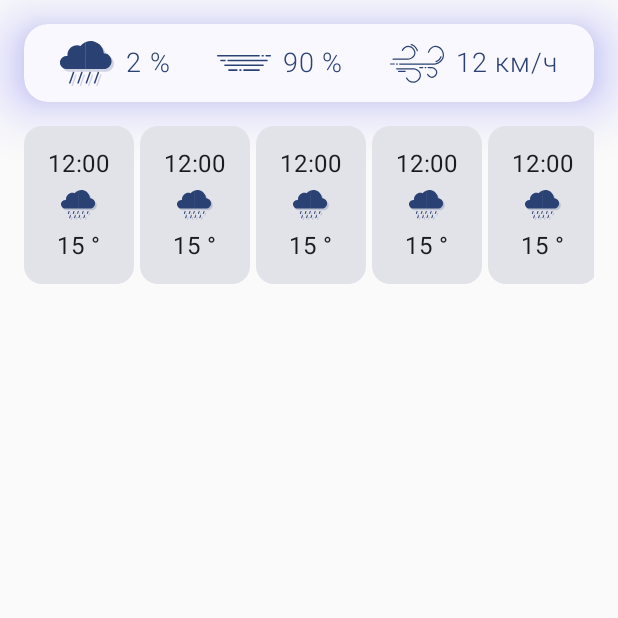
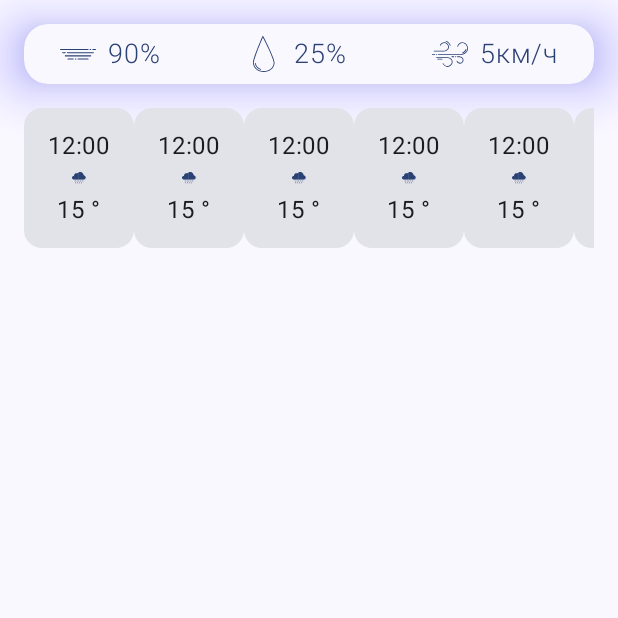
Before and after one commit to sanchel0o/MyWeather, an Android app built with Jetpack Compose: the screen it shows after launch (MainActivity), on a phone screen of 412 x 824 dp, the top half of it. Run offline under Robolectric (Android 15) with nearby library versions, the phone set to English and light mode, and no system bars.

Commit message:
Edge-to-edge configured Hourly weather card layout simplified

```diff
--- a/app/src/main/java/com/alex/myweather/MainActivity.kt
+++ b/app/src/main/java/com/alex/myweather/MainActivity.kt
@@ -3,17 +3,26 @@ package com.alex.myweather
 import android.os.Bundle
 import androidx.activity.ComponentActivity
 import androidx.activity.compose.setContent
+import androidx.compose.foundation.layout.fillMaxSize
+import androidx.compose.material3.MaterialTheme
+import androidx.compose.material3.Surface
+import androidx.compose.ui.Modifier
+import androidx.core.view.WindowCompat
 import com.alex.myweather.ui.main_screen.screen.MainScreen
 import com.alex.myweather.ui.theme.MyWeatherTheme
 
 class MainActivity : ComponentActivity() {
     override fun onCreate(savedInstanceState: Bundle?) {
         super.onCreate(savedInstanceState)
+        WindowCompat.setDecorFitsSystemWindows(window, false)
         setContent {
             MyWeatherTheme {
-                // A surface container using the 'background' color from the theme
-                MainScreen()
-
+                Surface(
+                    modifier = Modifier.fillMaxSize(),
+                    color = MaterialTheme.colorScheme.background
+                ) {
+                    MainScreen()
+                }
             }
         }
     }
--- a/app/src/main/java/com/alex/myweather/ui/main_screen/screen/MainScreen.kt
+++ b/app/src/main/java/com/alex/myweather/ui/main_screen/screen/MainScreen.kt
@@ -1,5 +1,6 @@
 package com.alex.myweather.ui.main_screen.screen
 
+import androidx.compose.foundation.background
 import androidx.compose.foundation.layout.Arrangement
 import androidx.compose.foundation.layout.Box
 import androidx.compose.foundation.layout.Column
@@ -8,6 +9,8 @@ import androidx.compose.foundation.layout.fillMaxWidth
 import androidx.compose.foundation.layout.padding
 import androidx.compose.foundation.layout.systemBarsPadding
 import androidx.compose.foundation.lazy.LazyRow
+import androidx.compose.material3.MaterialTheme
+import androidx.compose.material3.Scaffold
 import androidx.compose.runtime.Composable
 import androidx.compose.ui.Modifier
 import androidx.compose.ui.tooling.preview.Preview
@@ -24,12 +27,17 @@ fun MainScreen() {
             .systemBarsPadding()
     ) {
         Column {
-            WeatherInfoCard()
+            WeatherInfoCard(
+                pressure = 90,
+                humidity = 25,
+                windSpeed = 5
+            )
 
             LazyRow(
                 modifier = Modifier
                     .padding(start = MEDIUM_PADDING.dp, end = MEDIUM_PADDING.dp)
                     .fillMaxWidth(),
+                //contentPadding = paddingValues,
                 horizontalArrangement = Arrangement.SpaceEvenly
             ) {
                 items(24) {
--- a/app/src/main/java/com/alex/myweather/ui/main_screen/screen/components/Constants.kt
+++ b/app/src/main/java/com/alex/myweather/ui/main_screen/screen/components/Constants.kt
@@ -1,6 +1,4 @@
 package com.alex.myweather.ui.main_screen.screen.components
-
-import androidx.compose.ui.unit.dp
 
 const val LARGE_PADDING = 24
 const val MEDIUM_PADDING = 16
@@ -10,4 +8,5 @@ const val LARGE_CORNER_RADIUS = 24
 const val MEDIUM_CORNER_RADIUS = 16
 const val SMALL_CORNER_RADIUS = 8
 
-const val WEATHER_INFO_ICON_SIZE = 36
+const val WEATHER_INFO_LARGE_ICON_SIZE = 24
+const val WEATHER_INFO_SMALL_ICON_SIZE = 16
--- a/app/src/main/java/com/alex/myweather/ui/main_screen/screen/components/HourlyWeatherCard.kt
+++ b/app/src/main/java/com/alex/myweather/ui/main_screen/screen/components/HourlyWeatherCard.kt
@@ -1,9 +1,6 @@
 package com.alex.myweather.ui.main_screen.screen.components
 
-import androidx.compose.foundation.layout.Arrangement
 import androidx.compose.foundation.layout.Column
-import androidx.compose.foundation.layout.Spacer
-import androidx.compose.foundation.layout.height
 import androidx.compose.foundation.layout.padding
 import androidx.compose.foundation.layout.size
 import androidx.compose.material3.Card
@@ -22,7 +19,7 @@ import com.alex.myweather.R
 fun HourlyWeatherCard() {
 
     Card(
-        modifier = Modifier.padding(end = 4.dp),
+        modifier = Modifier,
     ) {
         Column(
             modifier = Modifier.padding(MEDIUM_PADDING.dp),
@@ -31,7 +28,7 @@ fun HourlyWeatherCard() {
             Text(text = "12:00") //time
             Icon(
                 modifier = Modifier
-                    .size(WEATHER_INFO_ICON_SIZE.dp)
+                    .size(WEATHER_INFO_LARGE_ICON_SIZE.dp)
                     .padding(top = SMALL_PADDING.dp, bottom = SMALL_PADDING.dp),
                 painter = painterResource(id = R.drawable.ic_rainshower),
                 contentDescription = null,
--- a/app/src/main/java/com/alex/myweather/ui/main_screen/screen/components/WeatherInfoCard.kt
+++ b/app/src/main/java/com/alex/myweather/ui/main_screen/screen/components/WeatherInfoCard.kt
@@ -16,22 +16,18 @@ import androidx.compose.ui.Alignment
 import androidx.compose.ui.Modifier
 import androidx.compose.ui.draw.shadow
 import androidx.compose.ui.graphics.Color
+import androidx.compose.ui.graphics.painter.Painter
 import androidx.compose.ui.res.painterResource
 import androidx.compose.ui.res.stringResource
-import androidx.compose.ui.text.TextStyle
 import androidx.compose.ui.unit.dp
 import com.alex.myweather.R
 
 @Composable
-fun WeatherInfoCard() {
-
-    val rowVerticalAlignment: Alignment.Vertical = Alignment.CenterVertically
-
-    val rowValuesPadding: Modifier = Modifier.padding(start = SMALL_PADDING.dp)
-
-    val textStyle: TextStyle = MaterialTheme.typography.labelMedium
-    val fontColor: Color = MaterialTheme.colorScheme.primary
-
+fun WeatherInfoCard(
+    pressure: Int,
+    humidity: Int,
+    windSpeed: Int
+) {
     Card(
         modifier = Modifier
             .fillMaxWidth()
@@ -55,56 +51,47 @@ fun WeatherInfoCard() {
                 ),
             horizontalArrangement = Arrangement.SpaceBetween
         ) {
-            Row(
-                verticalAlignment = rowVerticalAlignment
-            ) {
-                Icon(
-                    modifier = Modifier.size(WEATHER_INFO_ICON_SIZE.dp),
-                    painter = painterResource(id = R.drawable.ic_rainy),
-                    contentDescription = null,
-                    tint = MaterialTheme.colorScheme.primary
-                )
-                Text(
-                    modifier = rowValuesPadding,
-                    color = fontColor,
-                    style = textStyle,
-                    text = "2 " + stringResource(id = R.string.percent_symbol)
-                )
-            }
+            WeatherInfo(
+                value = pressure,
+                unit = stringResource(id = R.string.percent_symbol),
+                icon = painterResource(id = R.drawable.ic_pressure)
+            )
 
-            Row(
-                verticalAlignment = rowVerticalAlignment
-            ) {
-                Icon(
-                    modifier = Modifier.size(WEATHER_INFO_ICON_SIZE.dp),
-                    painter = painterResource(id = R.drawable.ic_pressure),
-                    contentDescription = null,
-                    tint = MaterialTheme.colorScheme.primary
-                )
-                Text(
-                    modifier = rowValuesPadding,
-                    color = fontColor,
-                    style = textStyle,
-                    text = "90 " + stringResource(id = R.string.percent_symbol)
-                )
-            }
+            WeatherInfo(
+                value = humidity,
+                unit = stringResource(id = R.string.percent_symbol),
+                icon = painterResource(id = R.drawable.ic_drop)
+            )
 
-            Row(
-                verticalAlignment = rowVerticalAlignment
-            ) {
-                Icon(
-                    modifier = Modifier.size(WEATHER_INFO_ICON_SIZE.dp) ,
-                    painter = painterResource(id = R.drawable.ic_wind),
-                    contentDescription = null,
-                    tint = MaterialTheme.colorScheme.primary
-                )
-                Text(
-                    modifier = rowValuesPadding,
-                    color = fontColor,
-                    style = textStyle,
-                    text = "12 " + stringResource(id = R.string.wind_speed)
-                )
-            }
+            WeatherInfo(
+                value = windSpeed,
+                unit = stringResource(id = R.string.wind_speed),
+                icon = painterResource(id = R.drawable.ic_wind)
+            )
         }
     }
 }
+
+@Composable
+fun WeatherInfo(
+    value: Int,
+    unit: String,
+    icon: Painter
+) {
+    Row(
+        verticalAlignment = Alignment.CenterVertically
+    ) {
+        Icon(
+            modifier = Modifier.size(WEATHER_INFO_LARGE_ICON_SIZE.dp),
+            painter = icon,
+            contentDescription = null,
+            tint = MaterialTheme.colorScheme.primary
+        )
+        Text(
+            modifier = Modifier.padding(start = SMALL_PADDING.dp),
+            color = MaterialTheme.colorScheme.primary,
+            style = MaterialTheme.typography.labelMedium,
+            text = value.toString() + unit
+        )
+    }
+}
--- a/app/src/main/java/com/alex/myweather/ui/theme/Theme.kt
+++ b/app/src/main/java/com/alex/myweather/ui/theme/Theme.kt
@@ -10,6 +10,7 @@ import androidx.compose.material3.dynamicLightColorScheme
 import androidx.compose.material3.lightColorScheme
 import androidx.compose.runtime.Composable
 import androidx.compose.runtime.SideEffect
+import androidx.compose.ui.graphics.Color
 import androidx.compose.ui.graphics.toArgb
 import androidx.compose.ui.platform.LocalContext
 import androidx.compose.ui.platform.LocalView
@@ -92,12 +93,12 @@ fun MyWeatherTheme(
         else -> LightColorScheme
     }
     val view = LocalView.current
-    if (!view.isInEditMode) {
-        SideEffect {
-            val window = (view.context as Activity).window
-            window.statusBarColor = colorScheme.primary.toArgb()
-            WindowCompat.getInsetsController(window, view).isAppearanceLightStatusBars = darkTheme
-        }
+
+
+    SideEffect {
+        val window = (view.context as Activity).window
+        window.statusBarColor = Color.Transparent.toArgb()
+        WindowCompat.getInsetsController(window, view).isAppearanceLightStatusBars = !darkTheme
     }
 
     MaterialTheme(
--- /dev/null
+++ b/app/src/main/res/drawable/ic_cloudy.xml
@@ -0,0 +1,17 @@
+<vector xmlns:android="http://schemas.android.com/apk/res/android"
+    android:width="346.84dp"
+    android:height="197.73dp"
+    android:viewportWidth="346.84"
+    android:viewportHeight="197.73">
+  <path
+      android:fillColor="#FF000000"
+      android:pathData="M295.89,95.39A85.15,85.15 0,0 0,144.42 46.76,63.21 63.21,0 0,0 59.13,106a65.36,65.36 0,0 0,0.45 7.45,43.29 43.29,0 0,0 -6.49,-0.49 42.4,42.4 0,0 0,0 84.8H295.67a51.17,51.17 0,0 0,0.22 -102.34Z"
+      android:strokeAlpha="0.2"
+      android:fillAlpha="0.2"/>
+  <path
+      android:pathData="M285.2,80.51A85.2,85.2 0,0 0,168.07 6.26V182.84H285a51.17,51.17 0,0 0,0.23 -102.33Z"
+      android:fillColor="#ebebeb"/>
+  <path
+      android:pathData="M133.73,31.88A63.15,63.15 0,0 0,48.89 98.54a42.4,42.4 0,1 0,-6.49 84.3H168.07V6.26A85.51,85.51 0,0 0,133.73 31.88Z"
+      android:fillColor="#fff"/>
+</vector>
--- /dev/null
+++ b/app/src/main/res/drawable/ic_drop.xml
@@ -0,0 +1,9 @@
+<vector xmlns:android="http://schemas.android.com/apk/res/android"
+    android:width="149.86dp"
+    android:height="249.77dp"
+    android:viewportWidth="149.86"
+    android:viewportHeight="249.77">
+  <path
+      android:fillColor="#FF000000"
+      android:pathData="M74.93,249.77c41.32,0 74.93,-28.71 74.93,-64 0,-34 -75.48,-178 -78.7,-184.1a3.12,3.12 0,0 0,-5.62 0.2C62.87,8 0,151.88 0,185.77 0,221.06 33.61,249.77 74.93,249.77ZM68.66,10.38c14.36,27.76 75,146.61 75,175.39 0,31.84 -30.82,57.75 -68.69,57.75S6.24,217.61 6.24,185.77C6.24,157 56.53,38.52 68.66,10.38ZM13.11,190.91a3.12,3.12 0,0 1,2.62 -3.55A3.15,3.15 0,0 1,19.28 190c2.64,17.47 15.64,31.71 34.78,38.09a3.12,3.12 0,1 1,-2 5.93C31,227 16.06,210.46 13.11,190.91Z"/>
+</vector>
--- a/app/src/main/res/values/themes.xml
+++ b/app/src/main/res/values/themes.xml
@@ -1,5 +1,9 @@
 <?xml version="1.0" encoding="utf-8"?>
 <resources>
 
-    <style name="Theme.MyWeather" parent="android:Theme.Material.Light.NoActionBar" />
+    <style name="Theme.MyWeather" parent="android:Theme.Material.Light.NoActionBar">
+        <item name="android:statusBarColor">@android:color/transparent</item>
+        <item name="android:navigationBarColor">@android:color/transparent</item>
+    </style>
+
 </resources>
```
